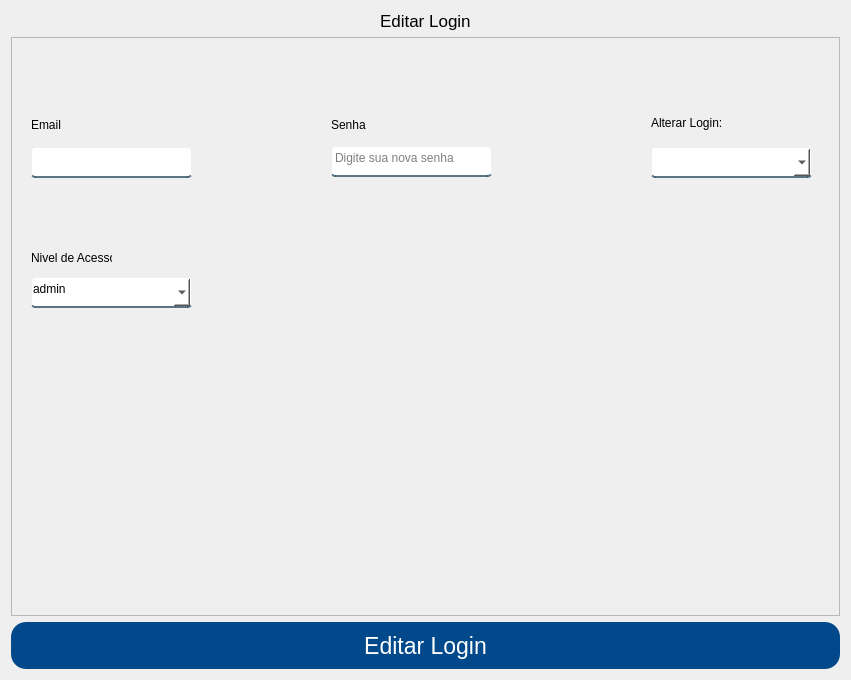
Above: App/view/ui/editarLogin.ui from Senac-SOR-ADS/Mapa-de-Sala before the change. Below: the same form after it.
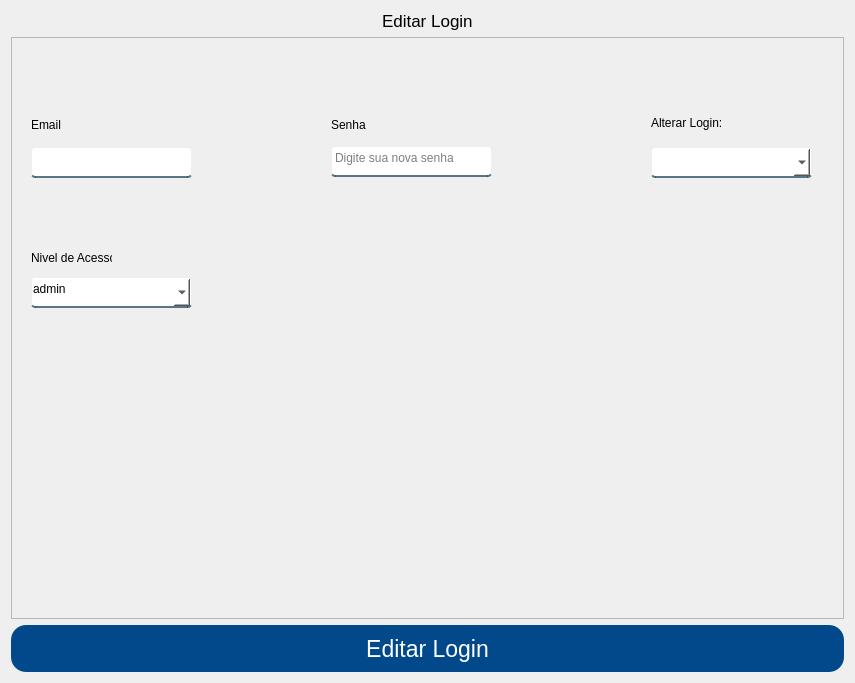
That is the form after the change.

```diff
--- a/App/view/ui/editarLogin.ui
+++ b/App/view/ui/editarLogin.ui
@@ -51,7 +51,7 @@
      </property>
     </widget>
    </item>
-   <item>
+   <item alignment="Qt::AlignHCenter">
     <widget class="QFrame" name="frame_2">
      <property name="sizePolicy">
       <sizepolicy hsizetype="Preferred" vsizetype="Expanding">
@@ -59,6 +59,12 @@
        <verstretch>0</verstretch>
       </sizepolicy>
      </property>
+     <property name="minimumSize">
+      <size>
+       <width>833</width>
+       <height>582</height>
+      </size>
+     </property>
      <property name="frameShape">
       <enum>QFrame::StyledPanel</enum>
      </property>
```
